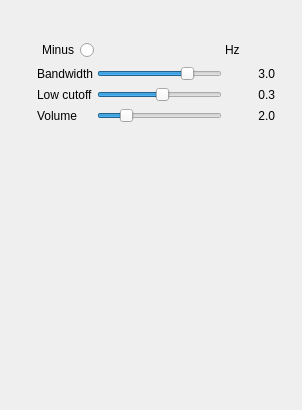
Old version of the form plugins/channel/ssb/ssbdemodgui.ui in the repository f4exb/sdrangel.
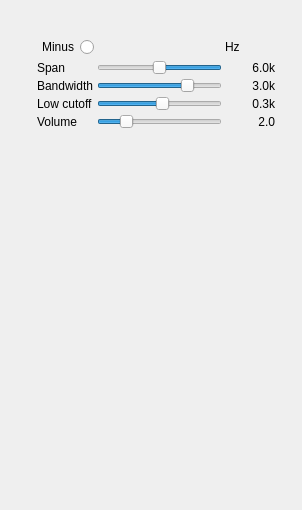
New version of the form. Custom widgets are drawn as their Qt base class.

Commit message: Preparation for variable span SSB

Diff of the .ui file:
```diff
--- a/plugins/channel/ssb/ssbdemodgui.ui
+++ b/plugins/channel/ssb/ssbdemodgui.ui
@@ -7,7 +7,7 @@
     <x>0</x>
     <y>0</y>
     <width>302</width>
-    <height>410</height>
+    <height>510</height>
    </rect>
   </property>
   <property name="windowTitle">
@@ -41,7 +41,7 @@
     <property name="spacing">
      <number>3</number>
     </property>
-    <item row="1" column="1">
+    <item row="2" column="1">
      <widget class="QSlider" name="BW">
       <property name="minimum">
        <number>-60</number>
@@ -60,7 +60,7 @@
       </property>
      </widget>
     </item>
-    <item row="3" column="2">
+    <item row="4" column="2">
      <widget class="QLabel" name="volumeText">
       <property name="minimumSize">
        <size>
@@ -76,7 +76,7 @@
       </property>
      </widget>
     </item>
-    <item row="1" column="2">
+    <item row="2" column="2">
      <widget class="QLabel" name="BWText">
       <property name="minimumSize">
        <size>
@@ -85,14 +85,14 @@
        </size>
       </property>
       <property name="text">
-       <string>3.0</string>
+       <string>3.0k</string>
       </property>
       <property name="alignment">
        <set>Qt::AlignRight|Qt::AlignTrailing|Qt::AlignVCenter</set>
       </property>
      </widget>
     </item>
-    <item row="3" column="1">
+    <item row="4" column="1">
      <widget class="QSlider" name="volume">
       <property name="maximum">
        <number>100</number>
@@ -136,20 +136,6 @@
       </property>
      </widget>
     </item>
-    <item row="1" column="0">
-     <widget class="QLabel" name="BWLabel">
-      <property name="text">
-       <string>Bandwidth</string>
-      </property>
-     </widget>
-    </item>
-    <item row="3" column="0">
-     <widget class="QLabel" name="volumeLabel">
-      <property name="text">
-       <string>Volume</string>
-      </property>
-     </widget>
-    </item>
     <item row="0" column="2">
      <widget class="QLabel" name="deltaUnits">
       <property name="text">
@@ -157,6 +143,34 @@
       </property>
      </widget>
     </item>
+    <item row="4" column="0">
+     <widget class="QLabel" name="volumeLabel">
+      <property name="text">
+       <string>Volume</string>
+      </property>
+     </widget>
+    </item>
+    <item row="2" column="0">
+     <widget class="QLabel" name="BWLabel">
+      <property name="text">
+       <string>Bandwidth</string>
+      </property>
+     </widget>
+    </item>
+    <item row="1" column="0">
+     <widget class="QLabel" name="spanLabel">
+      <property name="text">
+       <string>Span</string>
+      </property>
+     </widget>
+    </item>
+    <item row="3" column="0">
+     <widget class="QLabel" name="lowCutLabel">
+      <property name="text">
+       <string>Low cutoff</string>
+      </property>
+     </widget>
+    </item>
     <item row="0" column="0">
      <widget class="QRadioButton" name="deltaMinus">
       <property name="layoutDirection">
@@ -167,14 +181,7 @@
       </property>
      </widget>
     </item>
-    <item row="2" column="0">
-     <widget class="QLabel" name="lowCutLabel">
-      <property name="text">
-       <string>Low cutoff</string>
-      </property>
-     </widget>
-    </item>
-    <item row="2" column="1">
+    <item row="3" column="1">
      <widget class="QSlider" name="lowCut">
       <property name="minimum">
        <number>-60</number>
@@ -193,7 +200,7 @@
       </property>
      </widget>
     </item>
-    <item row="2" column="2">
+    <item row="3" column="2">
      <widget class="QLabel" name="lowCutText">
       <property name="minimumSize">
        <size>
@@ -202,13 +209,51 @@
        </size>
       </property>
       <property name="text">
-       <string>0.3</string>
+       <string>0.3k</string>
       </property>
       <property name="alignment">
        <set>Qt::AlignRight|Qt::AlignTrailing|Qt::AlignVCenter</set>
       </property>
      </widget>
     </item>
+    <item row="1" column="2">
+     <widget class="QLabel" name="spanText">
+      <property name="text">
+       <string>6.0k</string>
+      </property>
+      <property name="alignment">
+       <set>Qt::AlignRight|Qt::AlignTrailing|Qt::AlignVCenter</set>
+      </property>
+     </widget>
+    </item>
+    <item row="1" column="1">
+     <widget class="QSlider" name="spanLog2">
+      <property name="minimum">
+       <number>1</number>
+      </property>
+      <property name="maximum">
+       <number>5</number>
+      </property>
+      <property name="pageStep">
+       <number>1</number>
+      </property>
+      <property name="value">
+       <number>3</number>
+      </property>
+      <property name="sliderPosition">
+       <number>3</number>
+      </property>
+      <property name="orientation">
+       <enum>Qt::Horizontal</enum>
+      </property>
+      <property name="invertedAppearance">
+       <bool>true</bool>
+      </property>
+      <property name="invertedControls">
+       <bool>true</bool>
+      </property>
+     </widget>
+    </item>
    </layout>
   </widget>
   <widget class="QWidget" name="spectrumContainer" native="true">
@@ -217,7 +262,7 @@
      <x>40</x>
      <y>140</y>
      <width>218</width>
-     <height>184</height>
+     <height>284</height>
     </rect>
    </property>
    <property name="windowTitle">
@@ -244,7 +289,7 @@
       <property name="minimumSize">
        <size>
         <width>200</width>
-        <height>150</height>
+        <height>250</height>
        </size>
       </property>
      </widget>
```
The commit also changes 2 other files.
